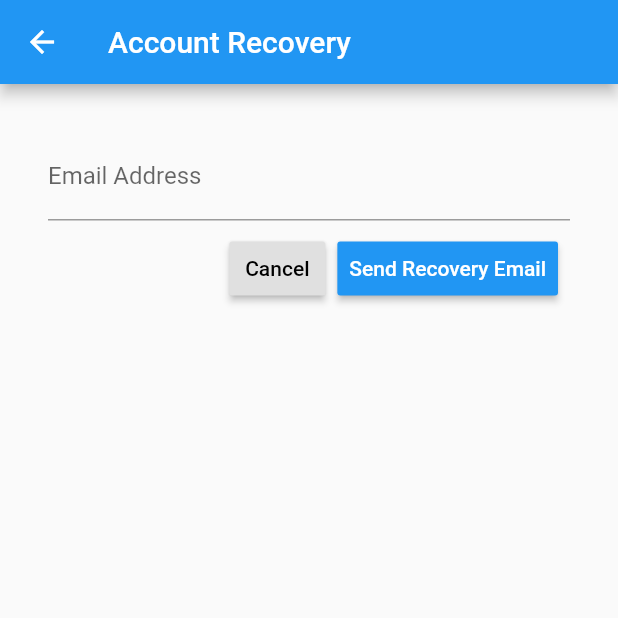
After one commit to ctrekker/the-check-in, a Flutter app: the ForgotPasswordScreen screen opened directly, on a phone screen of 412 x 824 dp, the top half of it. The commit adds this screen. Run offline on Flutter 3.47's test engine with Material 2 defaults, Android fonts, the phone set to English and light mode, and no system bars; our stand-ins replace cached_network_image, camera, firebase_auth, firebase_messaging, flutter_markdown, location and 2 more; missing offline and left inert: html2md, map_view; accounts and stored records are empty.

Commit message:
#24 Send password recovery email screen

```diff
--- a/lib/util/firebase_custom.dart
+++ b/lib/util/firebase_custom.dart
@@ -5,6 +5,7 @@ import 'package:flutter/src/widgets/icon_data.dart';
 import 'package:the_check_in/util/config.dart';
 import 'package:http/http.dart' as http;
 import 'package:shared_preferences/shared_preferences.dart';
+import 'package:firebase_auth/firebase_auth.dart';
 
 import 'dart:convert';
 import 'dart:async';
@@ -184,6 +185,9 @@ class FirebaseBackend {
     String jsonStr = await response.stream.bytesToString();
     return BackendStatusResponse.fromJSON(json.decode(jsonStr));
   }
+  static Future<void> sendPasswordResetEmail(email) async {
+    await FirebaseAuth.instance.sendPasswordResetEmail(email: email);
+  }
 
   static dynamic parseSettings(BackendStatusResponse r) {
     return json.decode(r.raw.value);
--- /dev/null
+++ b/lib/view/forgot_password_screen.dart
@@ -0,0 +1,102 @@
+import 'package:firebase_auth/firebase_auth.dart';
+import 'package:flutter/material.dart';
+import 'package:the_check_in/util/firebase_custom.dart';
+
+class ForgotPasswordScreen extends StatefulWidget {
+  @override
+  State<StatefulWidget> createState() => ForgotPasswordScreenState();
+}
+class ForgotPasswordScreenState extends State<ForgotPasswordScreen> {
+  final _formKey = GlobalKey<FormState>();
+
+  bool _loading = false;
+  String _email;
+
+  bool _isEmail(String em) {
+    String p = r'^(([^<>()[\]\\.,;:\s@\"]+(\.[^<>()[\]\\.,;:\s@\"]+)*)|(\".+\"))@((\[[0-9]{1,3}\.[0-9]{1,3}\.[0-9]{1,3}\.[0-9]{1,3}\])|(([a-zA-Z\-0-9]+\.)+[a-zA-Z]{2,}))$';
+    RegExp regExp = new RegExp(p);
+    return regExp.hasMatch(em);
+  }
+  void _sendRecoveryEmail() async {
+    if(_formKey.currentState.validate()) {
+      setState(() {
+        _loading = true;
+      });
+      _formKey.currentState.save();
+      await FirebaseBackend.sendPasswordResetEmail(_email);
+      setState(() {
+        _loading = false;
+      });
+      Navigator.pop(context, true);
+    }
+  }
+
+  @override
+  Widget build(BuildContext context) {
+    return Scaffold(
+      appBar: AppBar(
+        title: Text('Account Recovery')
+      ),
+      body: Container(
+        padding: EdgeInsets.all(32.0),
+        child: Form(
+          key: _formKey,
+          child: Column(
+            crossAxisAlignment: CrossAxisAlignment.start,
+            children: [
+              TextFormField(
+                keyboardType: TextInputType.emailAddress,
+                decoration: InputDecoration(
+                  hintText: 'you@example.com',
+                  labelText: 'Email Address'
+                ),
+                validator: (value) {
+                  if(value.isEmpty || !_isEmail(value)) return 'Please enter a valid email';
+                },
+                onSaved: (value) {
+                  _email = value;
+                }
+              ),
+              ButtonBar(
+                children: <Widget>[
+                  RaisedButton(
+                    child: Text('Cancel'),
+                    onPressed: () {
+                      Navigator.pop(context);
+                    },
+                  ),
+                  RaisedButton(
+                    child: () {
+                      Text _buttonText = Text('Send Recovery Email');
+                      if(!_loading) return _buttonText;
+                      else {
+                        return Row(
+                          children: <Widget>[
+                            Container(
+                              child: SizedBox(
+                                child: CircularProgressIndicator(
+                                    valueColor: new AlwaysStoppedAnimation<Color>(Colors.white)
+                                ),
+                                width: 22.0,
+                                height: 22.0,
+                              ),
+                              padding: EdgeInsets.only(right: 16.0)
+                            ),
+                            _buttonText
+                          ],
+                        );
+                      }
+                    }(),
+                    color: Colors.blue,
+                    textColor: Colors.white,
+                    onPressed: _sendRecoveryEmail,
+                  )
+                ],
+              )
+            ]
+          )
+        )
+      )
+    );
+  }
+}
```
Also changed, not shown: lib/view/user_screen.dart (+17 -0 lines).
